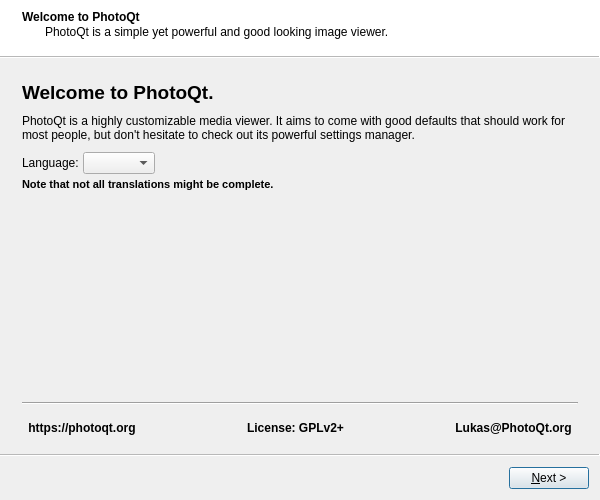
luspi/photoqt, file cplusplus/other/startuphandler/pqc_wizard.ui: the form before one commit.
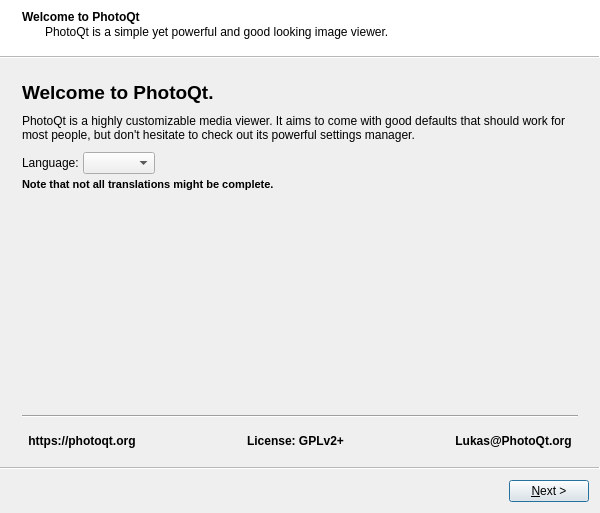
The form after the commit.

```diff
--- a/cplusplus/other/startuphandler/pqc_wizard.ui
+++ b/cplusplus/other/startuphandler/pqc_wizard.ui
@@ -7,12 +7,15 @@
     <x>0</x>
     <y>0</y>
     <width>600</width>
-    <height>500</height>
+    <height>513</height>
    </rect>
   </property>
   <property name="windowTitle">
    <string comment="wizard">PhotoQt startup wizard</string>
   </property>
+  <property name="sizeGripEnabled">
+   <bool>false</bool>
+  </property>
   <property name="wizardStyle">
    <enum>QWizard::WizardStyle::ModernStyle</enum>
   </property>
```
Left out of the diff: 406 changed lines with no effect on the pictures.
